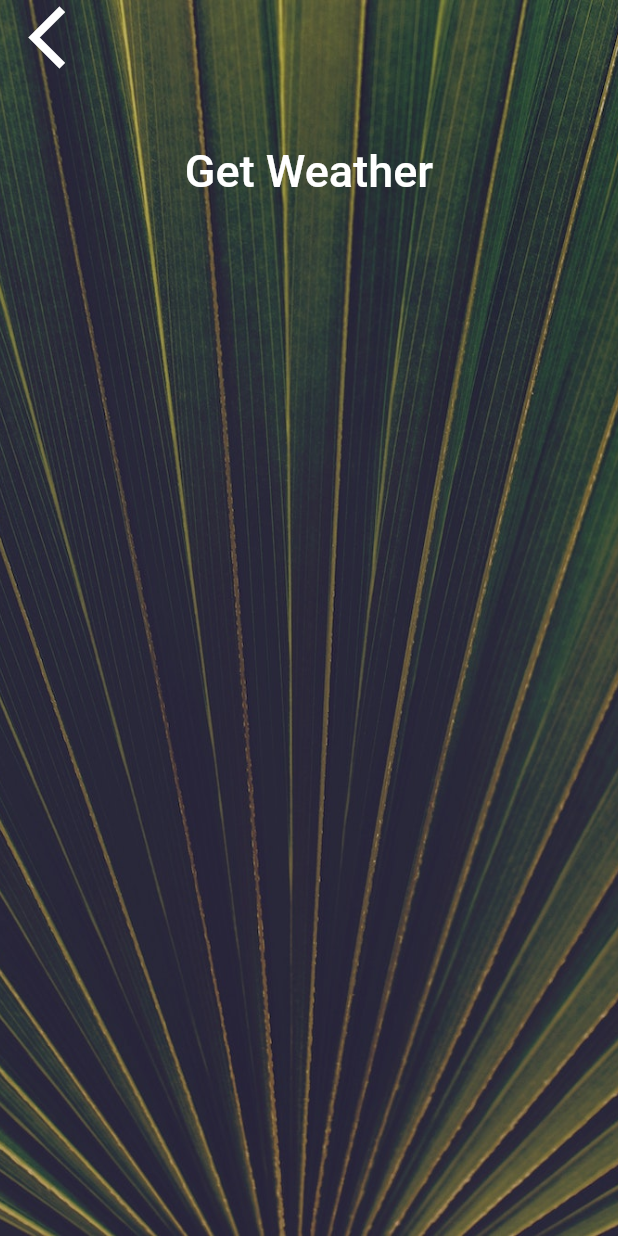
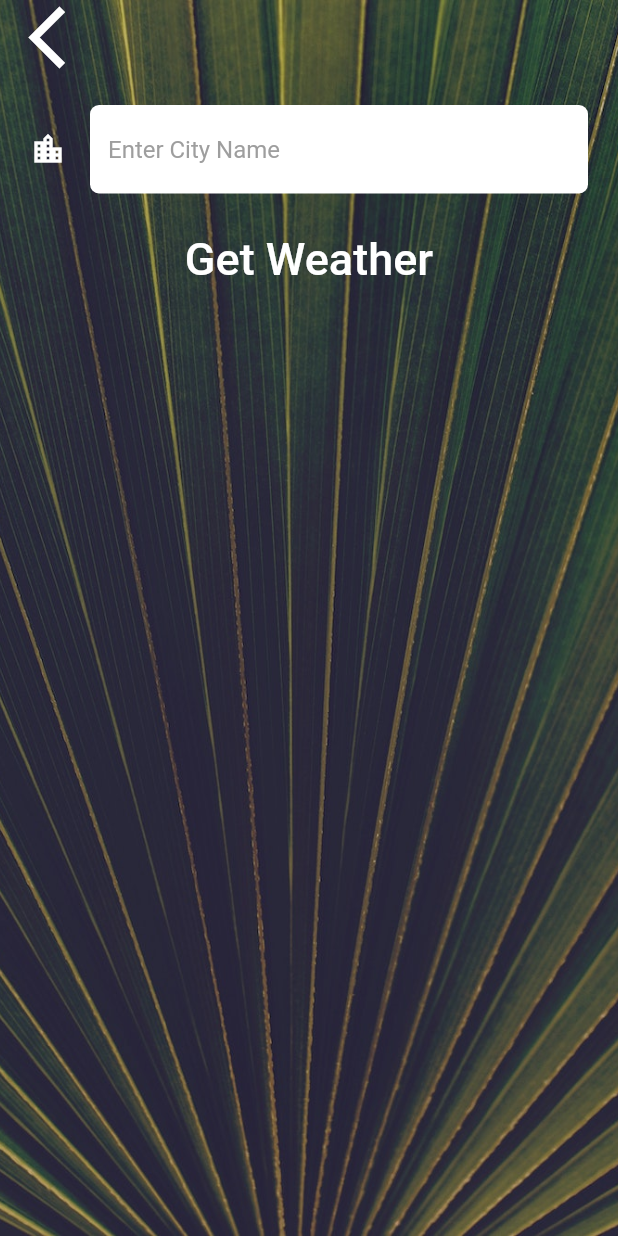
Before and after one commit to dustyfingers/weather_flutter, a Flutter app: the CityScreen screen opened directly, on a phone screen of 412 x 824 dp. Run offline on Flutter 3.47's test engine with Material 2 defaults, Android fonts, the phone set to English and light mode, and no system bars; our stand-ins replace flutter_dotenv, flutter_spinkit, geolocator; network calls fail; Roboto replaces fonts that are missing (Spartan MB).

Commit message:
built city screen layout, functionality and hooked up navigation, styled the city input

```diff
--- a/lib/screens/city_screen.dart
+++ b/lib/screens/city_screen.dart
@@ -7,6 +7,8 @@ class CityScreen extends StatefulWidget {
 }
 
 class _CityScreenState extends State<CityScreen> {
+  String cityName;
+
   @override
   Widget build(BuildContext context) {
     return Scaffold(
@@ -24,7 +26,9 @@ class _CityScreenState extends State<CityScreen> {
               Align(
                 alignment: Alignment.topLeft,
                 child: FlatButton(
-                  onPressed: () {},
+                  onPressed: () {
+                    Navigator.pop(context);
+                  },
                   child: Icon(
                     Icons.arrow_back_ios,
                     size: 50.0,
@@ -33,10 +37,17 @@ class _CityScreenState extends State<CityScreen> {
               ),
               Container(
                 padding: EdgeInsets.all(20.0),
-                child: null,
+                child: TextField(
+                    style: TextStyle(color: Colors.black),
+                    decoration: kTextFieldInputDecoration,
+                    onChanged: (String value) {
+                      cityName = value;
+                    }),
               ),
               FlatButton(
-                onPressed: () {},
+                onPressed: () {
+                  Navigator.pop(context, cityName);
+                },
                 child: Text(
                   'Get Weather',
                   style: kButtonTextStyle,
--- a/lib/utilities/constants.dart
+++ b/lib/utilities/constants.dart
@@ -18,3 +18,17 @@ const kButtonTextStyle = TextStyle(
 const kConditionTextStyle = TextStyle(
   fontSize: 100.0,
 );
+
+const InputDecoration kTextFieldInputDecoration = InputDecoration(
+  filled: true,
+  fillColor: Colors.white,
+  icon: Icon(Icons.location_city, color: Colors.white),
+  hintText: 'Enter City Name',
+  hintStyle: TextStyle(color: Colors.grey),
+  border: OutlineInputBorder(
+    borderRadius: BorderRadius.all(
+      Radius.circular(6),
+    ),
+    borderSide: BorderSide.none,
+  ),
+);
```
Also changed, not shown: lib/screens/location_screen.dart (+17 -1 lines), lib/services/weather.dart (+8 -0 lines).
